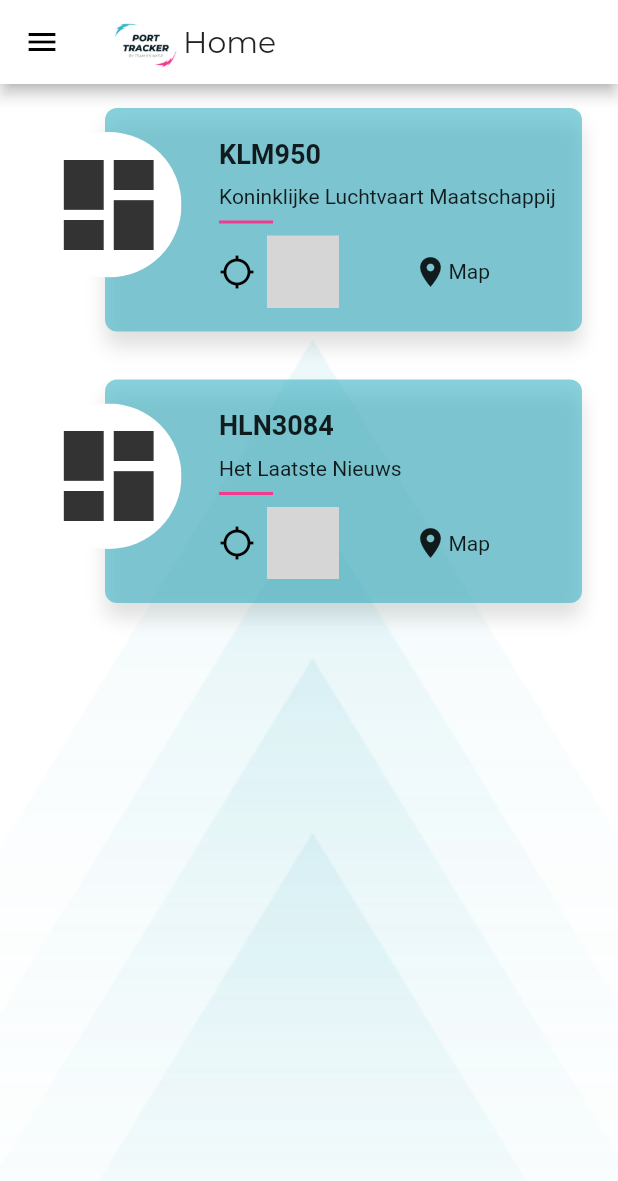
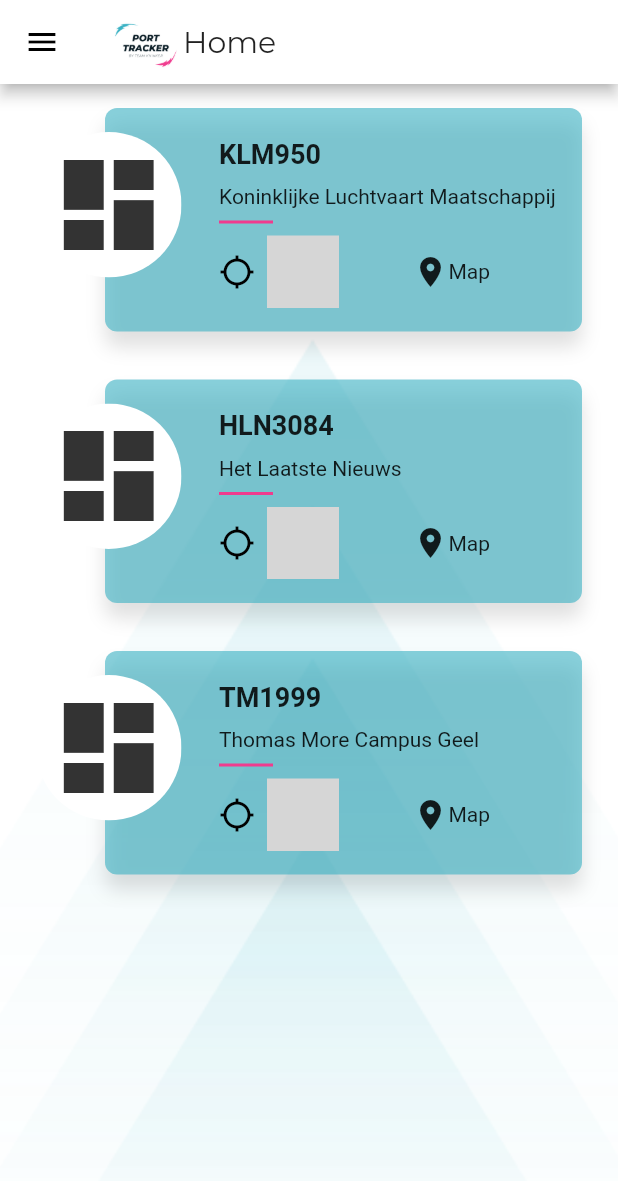
Before and after one commit to estebanbeerens/port_tracker_frontend, a Flutter app: the MainDrawer screen opened directly, on a phone screen of 412 x 824 dp. Shown: the top 1181 px of the screen. Run offline on Flutter 3.47's test engine with Material 2 defaults, Android fonts, the phone set to English and light mode, and no system bars; our stand-ins replace flutter_screenutil, geolocator, google_maps_flutter, sliding_up_panel; missing offline and left inert: barcode_scan, loading; statements that could not run were skipped; grey boxes are pictures that could not be loaded.

Commit message:
Added corrected models and mocks

```diff
--- /dev/null
+++ b/lib/mock/account_mock.dart
@@ -0,0 +1,9 @@
+import 'package:port_tracker/models/account.dart';
+
+final accounts = [
+  new Account("0", "Esteban", "Beerens", "esteban.beerens@porttracker.com", "",
+  ["Truck Driver", "Forklift Operator"], false, ["1"], ["1", "2"]),
+
+  new Account("1", "Dries", "Bierens", "dries.bierens@porttracker.com", "",
+  ["Logistic Director"], true, ["2"], ["1", "2"]),
+];
--- /dev/null
+++ b/lib/mock/device_mock.dart
@@ -0,0 +1,6 @@
+import 'package:port_tracker/models/device.dart';
+import 'package:port_tracker/mock/load_mock.dart';
+
+final devices = [
+  new Device("0", "Big Betsy", "Fucking Huge Tractor", "1", ["1", "2"], [loads[0], loads[1], loads[2]], DateTime.parse("1969-07-20 20:18:04Z"))
+];
--- a/lib/mock/load_mock.dart
+++ b/lib/mock/load_mock.dart
@@ -1,6 +1,7 @@
 import 'package:port_tracker/models/load.dart';
 
 final loads = [
-  new Load(51.158315, 4.967445, 51.157959, 4.961615, false, "KLM950", "Description here", "Antwerp", "Eindhoven", "Koninklijke Luchtvaart Maatschappij"),
-  new Load(51.161214, 4.970000, 51.157959, 4.961615, false, "HLN3084", "Description here", "Antwerp", "Brussels", "Het Laatste Nieuws"),
+  new Load("0", 51.158315, 4.967445, 51.160715, 4.964382, false, "KLM950", "Description here", "Antwerp", "Eindhoven", "Koninklijke Luchtvaart Maatschappij"),
+  new Load("1", 51.159073, 4.968334, 51.160715, 4.964382, false, "HLN3084", "Description here", "Antwerp", "Brussels", "Het Laatste Nieuws"),
+  new Load("2", 51.159489, 4.966352, 51.160715, 4.964382, true, "TM1999", "Description", "Antwerp", "Geel", "Thomas More Campus Geel")
 ];
--- /dev/null
+++ b/lib/mock/location_mock.dart
@@ -0,0 +1,5 @@
+import 'package:port_tracker/models/location.dart';
+
+final locations = [
+  new Location("0", 51.157744, 4.967853, "0", "0", DateTime.parse("2020-02-11 16:00:00Z"))
+];
--- a/lib/mock/user_item_mock.dart
+++ /dev/null
@@ -1,9 +0,0 @@
-import 'package:port_tracker/models/user.dart';
-
-final users = [
-  new User("Esteban", "Beerens", "esteban.beerens@porttracker.com", "Truck driver",
-  "https://media-exp1.licdn.com/dms/image/C5603AQF8zRHZsXNsHg/profile-displayphoto-shrink_200_200/0?e=1585785600&v=beta&t=2QDhre9s3IRvVqYLt499UUcBT_VxnVBOXCOPRfMPEn8"),
-
-  new User("Dries", "Bierens", "dries.bierens@porttracker.com", "Administrator",
-    "https://media-exp1.licdn.com/dms/image/C4D03AQEeBYH_XzaWgA/profile-displayphoto-shrink_200_200/0?e=1585785600&v=beta&t=QAqkgCEL66PUYPHBLCUu_JSfAPp32nUWjfHdJHxy7ck")
-];
--- /dev/null
+++ b/lib/models/account.dart
@@ -0,0 +1,12 @@
+class Account {
+  String id;
+  String firstName;
+  String lastName;
+  String mail;
+  String token;
+  List<String> roles;
+  bool isModerator;
+  List<String> connectedDevices;
+  List<String> historyDevices;
+  Account(this.id, this.firstName, this.lastName, this.mail, this.token, this.roles, this.isModerator, this.connectedDevices, this.historyDevices);
+}
--- a/lib/models/load.dart
+++ b/lib/models/load.dart
@@ -1,5 +1,5 @@
 class Load {
-  int id;
+  String id;
   double startLat;
   double startLng;
   double destLat;
@@ -10,5 +10,5 @@
   String from;
   String to;
   String firm;
-  Load(this.startLat, this.startLng, this.destLat, this.destLng, this.finished, this.name, this.description, this.from, this.to, this.firm);
+  Load(this.id, this.startLat, this.startLng, this.destLat, this.destLng, this.finished, this.name, this.description, this.from, this.to, this.firm);
 }
--- a/lib/models/tracking_location.dart
+++ /dev/null
@@ -1,4 +0,0 @@
-class TrackingLocation {
-  List<String> lat;
-  List<String> lng;
-}
--- a/lib/models/user.dart
+++ /dev/null
@@ -1,9 +0,0 @@
-class User {
-  String firstName;
-  String lastName;
-  String mail;
-  String role;
-  bool isModerator;
-  String imagePath;
-  User(this.firstName, this.lastName, this.mail, this.role, this.imagePath);
-}
--- a/lib/ui/navigation/main_drawer.dart
+++ b/lib/ui/navigation/main_drawer.dart
@@ -1,9 +1,9 @@
 import 'package:geolocator/geolocator.dart';
 import 'package:port_tracker/ui/navigation/fragments.dart' as Fragments;
 import 'package:flutter/material.dart';
-import 'package:port_tracker/mock/user_item_mock.dart';
+import 'package:port_tracker/mock/account_mock.dart';
 import 'package:port_tracker/models/drawer_item.dart';
-import 'package:port_tracker/models/user.dart';
+import 'package:port_tracker/models/account.dart';
 import 'package:port_tracker/ui/pages/login_page.dart';
 
 // Our main container
@@ -25,19 +25,26 @@
   MainDrawerState(this._selectedDrawerIndex, this._selectedMarkerPosition);
 
   bool isModerator = true;
+  String imagePath;
   List<DrawerItem> drawerList;
-  User loggedInUser;
+  Account loggedInUser;
   ListTile logOutOfDeviceTile;
 
   @override
   void initState() {
     super.initState();
+    _checkIfAdmin();
+  }
+
+  _checkIfAdmin() {
     if (isModerator == true) {
-      loggedInUser = users[1];
+      loggedInUser = accounts[1];
+      imagePath = "assets/images/admin.png";
       drawerList = drawerItemsModerator;
       logOutOfDeviceTile = ListTile();
     } else {
-      loggedInUser = users[0];
+      loggedInUser = accounts[0];
+      imagePath = "assets/images/worker.png";
       drawerList = drawerItemsUser;
       logOutOfDeviceTile = ListTile(
           leading: Icon(Icons.grid_off),
@@ -139,10 +146,10 @@
                   loggedInUser.firstName + " " + loggedInUser.lastName,
                   style: TextStyle(
                       fontFamily: 'Montserrat', fontWeight: FontWeight.bold)),
-              accountEmail: new Text(loggedInUser.role,
+              accountEmail: new Text(loggedInUser.roles[0],
                   style: TextStyle(fontFamily: 'Montserrat')),
               currentAccountPicture: new CircleAvatar(
-                backgroundImage: new NetworkImage(loggedInUser.imagePath),
+                backgroundImage: new AssetImage(imagePath),
               ),
               decoration: new BoxDecoration(
                 gradient: LinearGradient(
```
Also changed, not shown: lib/models/device.dart (+5 -10 lines), lib/models/feature.dart (deleted, +0 -8 lines), lib/models/location.dart (added, +9 -0 lines), lib/models/location_log.dart (deleted, +0 -7 lines), assets/images/admin.png (added), assets/images/worker.png (added).
